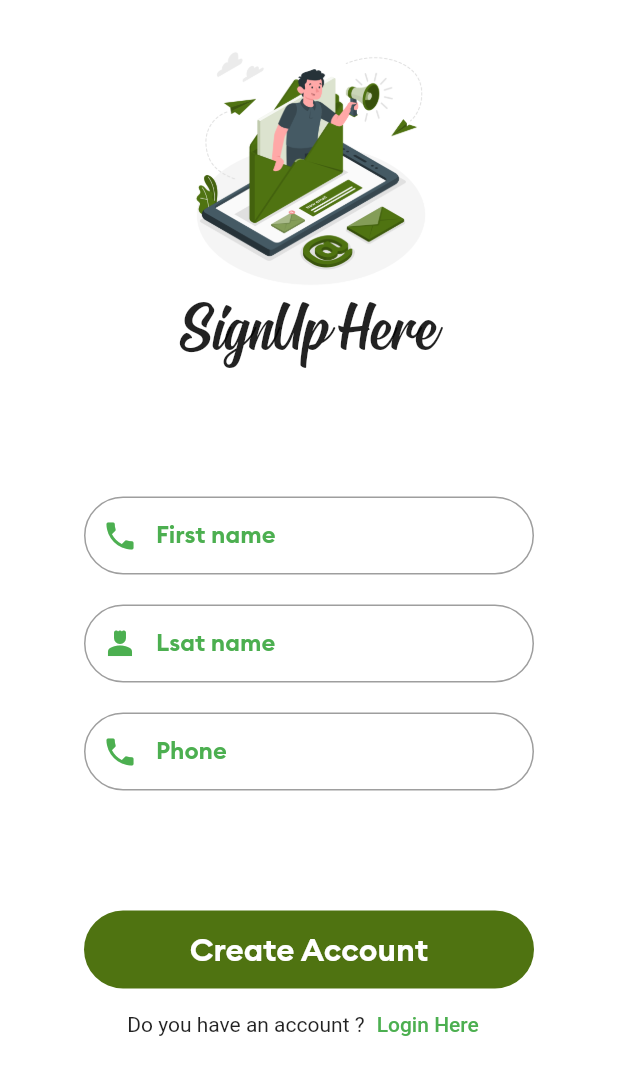
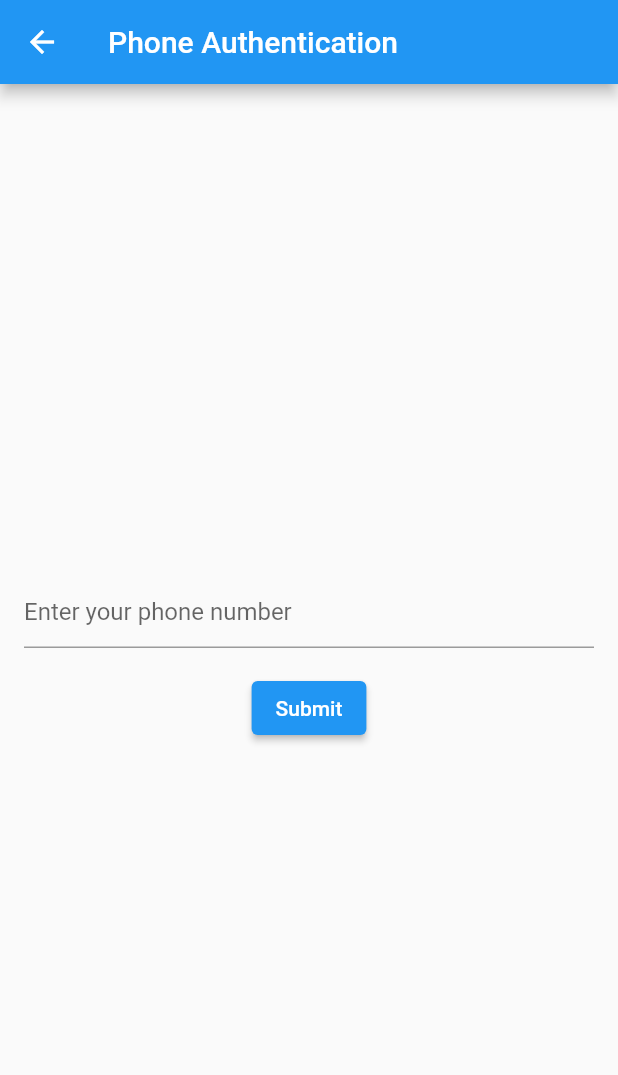
Before and after one commit to elTeam123/graProject, a Flutter app: the UserProvider screen opened directly, after a tap on "User", on a phone screen of 412 x 824 dp. Shown: the top 1075 px of the screen. Run offline on Flutter 3.47's test engine with Material 2 defaults, Android fonts, the phone set to English and light mode, and no system bars; our stand-ins replace firebase_auth, firebase_core, firebase_database, firebase_storage, fluttertoast, geolocator and 3 more; accounts and stored records are empty; network calls fail.

Commit message:
تعديل الميل

```diff
--- /dev/null
+++ b/onroad 2/lib/authenticatio/user/test.dart
@@ -0,0 +1,113 @@
+
+import 'package:flutter/material.dart';
+import 'package:firebase_auth/firebase_auth.dart';
+import 'package:fluttertoast/fluttertoast.dart';
+
+class PhoneAuthScreen extends StatefulWidget {
+  @override
+  _PhoneAuthScreenState createState() => _PhoneAuthScreenState();
+}
+
+class _PhoneAuthScreenState extends State<PhoneAuthScreen> {
+  final _phoneController = TextEditingController();
+  final _codeController = TextEditingController();
+  String _verificationId = "";
+
+  bool _isPhoneNumberSubmitted = false;
+
+  Future<void> _submitPhoneNumber() async {
+    String phoneNumber = _phoneController.text;
+    final PhoneVerificationCompleted verificationCompleted =
+        (AuthCredential phoneAuthCredential) {
+      FirebaseAuth.instance.signInWithCredential(phoneAuthCredential);
+    };
+
+    final PhoneVerificationFailed verificationFailed =
+        (FirebaseAuthException authException) {
+      Fluttertoast.showToast(msg: "Error: ${authException.message}");
+    };
+
+    final PhoneCodeSent codeSent =
+        (String verificationId, [int? forceResendingToken]) async {
+      _verificationId = verificationId;
+      setState(() {
+        _isPhoneNumberSubmitted = true;
+      });
+    };
+
+    final PhoneCodeAutoRetrievalTimeout codeAutoRetrievalTimeout =
+        (String verificationId) {
+      _verificationId = verificationId;
+    };
+
+    await FirebaseAuth.instance.verifyPhoneNumber(
+        phoneNumber: phoneNumber,
+        verificationCompleted: verificationCompleted,
+        verificationFailed: verificationFailed,
+        codeSent: codeSent,
+        codeAutoRetrievalTimeout: codeAutoRetrievalTimeout);
+  }
+
+  Future<void> _submitCode() async {
+    String smsCode = _codeController.text;
+    AuthCredential credential = PhoneAuthProvider.credential(
+        verificationId: _verificationId, smsCode: smsCode);
+
+    try {
+      UserCredential userCredential =
+          await FirebaseAuth.instance.signInWithCredential(credential);
+      // Do something after successful sign-in
+    } on FirebaseAuthException catch (e) {
+      Fluttertoast.showToast(msg: "Error: ${e.message}");
+    }
+  }
+
+  @override
+  Widget build(BuildContext context) {
+    return Scaffold(
+      appBar: AppBar(
+        title: const Text("Phone Authentication"),
+      ),
+      body: Center(
+        child: Padding(
+          padding: const EdgeInsets.all(16.0),
+          child: _isPhoneNumberSubmitted
+              ? Column(
+                  mainAxisAlignment: MainAxisAlignment.center,
+                  crossAxisAlignment: CrossAxisAlignment.center,
+                  children: [
+                    TextField(
+                      controller: _codeController,
+                      decoration: InputDecoration(
+                        hintText: "Enter the verification code",
+                      ),
+                    ),
+                    SizedBox(height: 16.0),
+                    ElevatedButton(
+                      onPressed: _submitCode,
+                      child: Text("Submit"),
+                    ),
+                  ],
+                )
+              : Column(
+                  mainAxisAlignment: MainAxisAlignment.center,
+                  crossAxisAlignment: CrossAxisAlignment.center,
+                  children: [
+                    TextField(
+                      controller: _phoneController,
+                      decoration: InputDecoration(
+                        hintText: "Enter your phone number",
+                      ),
+                    ),
+                    SizedBox(height: 16.0),
+                    ElevatedButton(
+                    onPressed: _submitPhoneNumber,
+                     child: Text("Submit"),
+                    ),
+                  ],
+                ),
+        ),
+      ),
+    );
+  }
+}
--- a/onroad 2/lib/authenticatio/user/user_or_providr.dart
+++ b/onroad 2/lib/authenticatio/user/user_or_providr.dart
@@ -1,6 +1,7 @@
 import 'package:flutter/material.dart';
 import 'package:onroad/authenticatio/provider/signup_screen.dart';
 import 'package:onroad/authenticatio/user/signup_user.dart';
+import 'package:onroad/authenticatio/user/test.dart';
 import 'package:onroad/authenticatio/user/user_login.dart';
 
 
@@ -81,7 +82,7 @@ class _UserProviderState extends State<UserProvider> {
                     child: ElevatedButton(
                       onPressed: ()
                       {
-                         Navigator.push(context, MaterialPageRoute(builder: (c)=>  const SignUpScreenUser()));
+                         Navigator.push(context, MaterialPageRoute(builder: (c)=>  PhoneAuthScreen()));
 
                       },
                        child: const Text(
```
Also changed, not shown: 2 other files.
